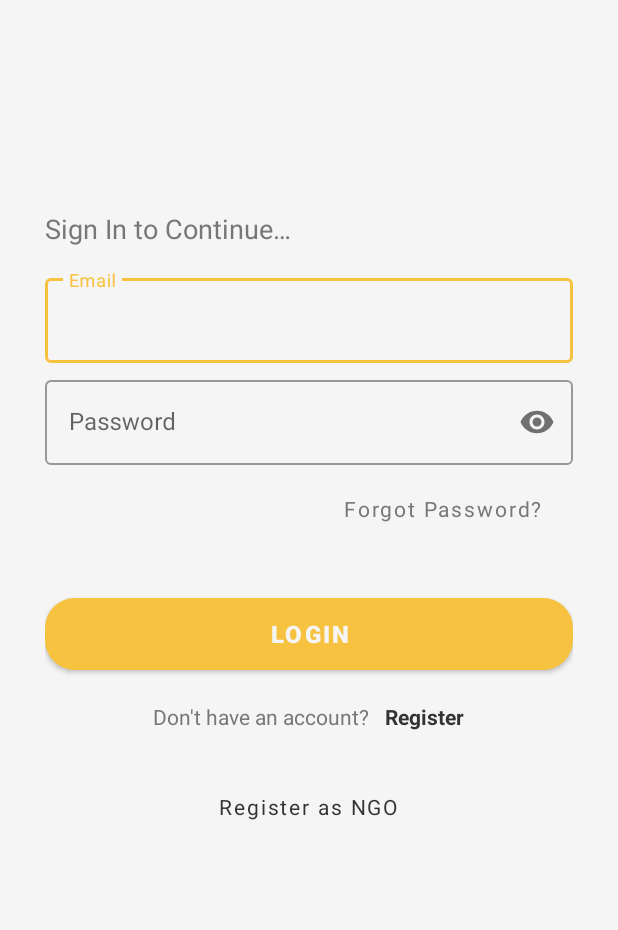
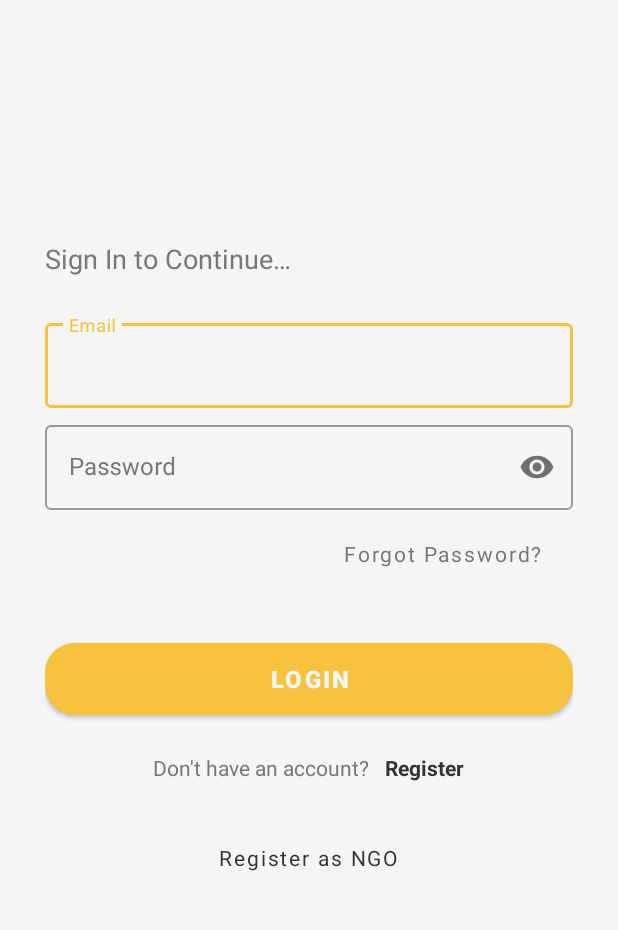
Before and after one commit to 1HazArd1/Samarpan, an Android app: the screen it shows after launch (MainActivity), on a phone screen of 412 x 824 dp, the part 195-1125 px from its top. Run offline under Robolectric (Android 15) with nearby library versions, the phone set to English and light mode, and no system bars; our stand-ins replace Firebase (no records; nobody signed in at launch, a user with empty details on screens opened directly); Roboto replaces fonts that are not available here.

Commit message:
Update UI of login fragment

```diff
--- a/app/src/main/res/layout/user_login_fragment.xml
+++ b/app/src/main/res/layout/user_login_fragment.xml
@@ -26,7 +26,7 @@
     <TextView
         android:layout_width="wrap_content"
         android:layout_height="wrap_content"
-        android:layout_marginTop="140dp"
+        android:layout_marginTop="160dp"
         android:fontFamily="@font/roboto"
         android:text="@string/tv_signIn_login"
         android:textColor="@color/theme_text_color_body"
@@ -35,7 +35,7 @@
     <LinearLayout
         android:layout_width="match_parent"
         android:layout_height="wrap_content"
-        android:layout_marginTop="15dp"
+        android:layout_marginTop="25dp"
         android:layout_marginBottom="20dp"
         android:orientation="vertical">
 
@@ -43,6 +43,7 @@
             style="@style/Widget.MaterialComponents.TextInputLayout.OutlinedBox"
             android:layout_width="match_parent"
             android:layout_height="wrap_content"
+            android:textColorHint="@color/theme_text_color_body"
             android:hint="@string/et_email">
 
             <com.google.android.material.textfield.TextInputEditText
@@ -57,6 +58,7 @@
             android:layout_width="match_parent"
             android:layout_height="wrap_content"
             android:layout_marginTop="6dp"
+            android:textColorHint="@color/theme_text_color_body"
             android:hint="@string/et_password"
             app:passwordToggleEnabled="true">
 
@@ -99,7 +101,7 @@
             android:layout_width="wrap_content"
             android:layout_height="wrap_content"
             android:layout_gravity="center"
-            android:layout_marginTop="16dp"
+            android:layout_marginTop="20dp"
             android:orientation="horizontal">
 
             <TextView
--- a/app/src/main/res/values/themes.xml
+++ b/app/src/main/res/values/themes.xml
@@ -14,6 +14,9 @@
         <!-- Customize your theme here. -->
     </style>
 
+    <style name="theme_inputField" parent="Theme.MaterialComponents.Light.NoActionBar">
+        <item name="colorPrimary">@color/black</item>
+    </style>
     <style name="splashScreenTheme" parent="Theme.MaterialComponents.Light.NoActionBar">
         <item name="android:windowBackground">@drawable/splash_image</item>
     </style> <!--uncomment this for the splash screen-->
```
